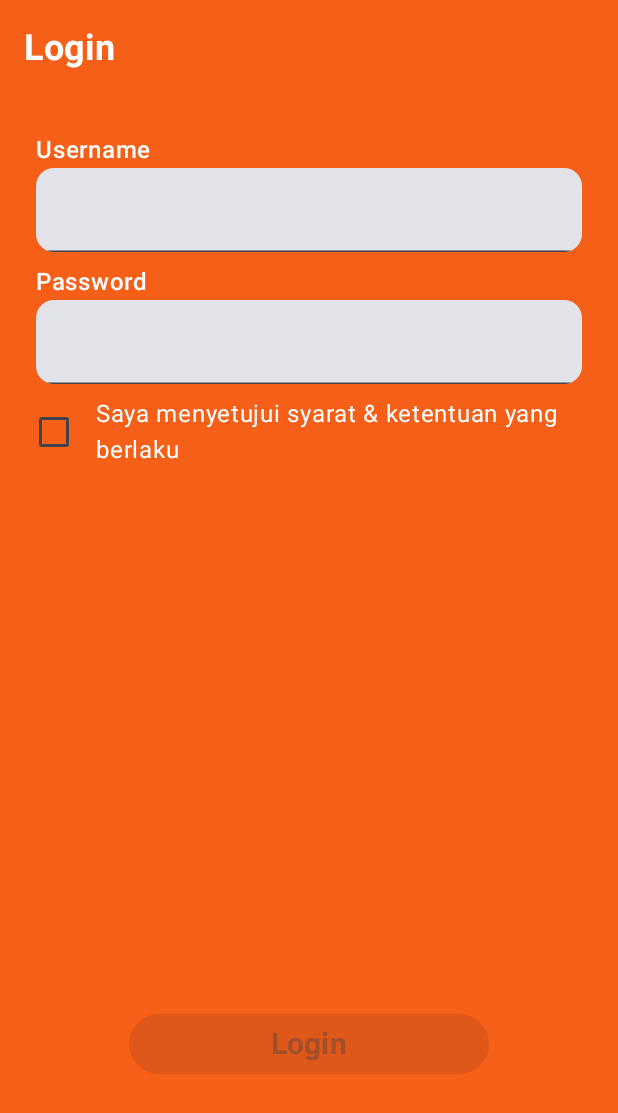
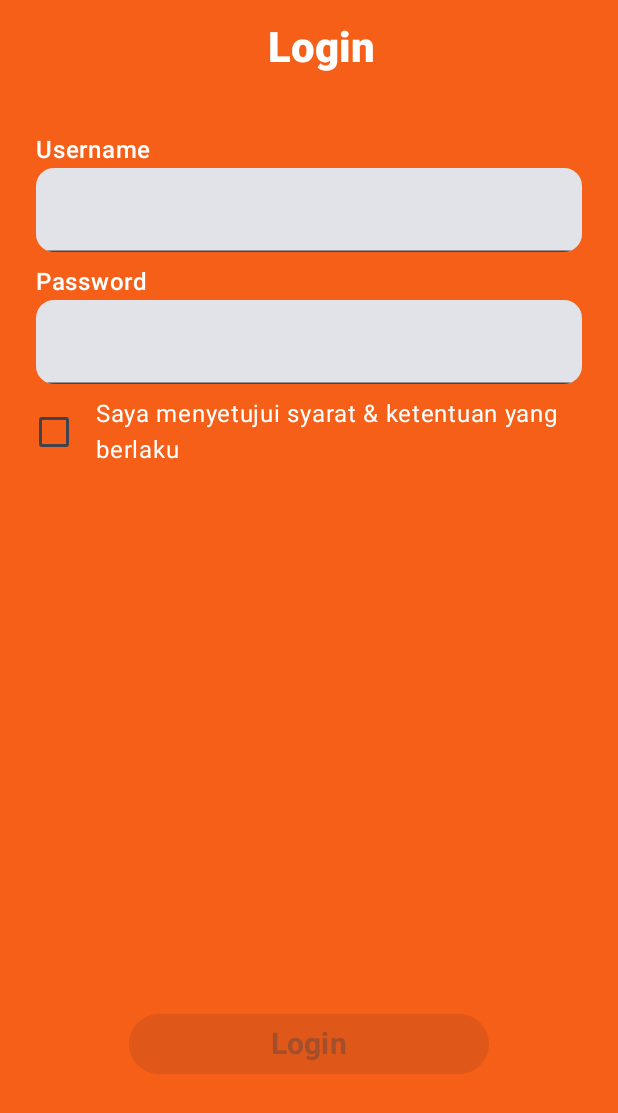
Before and after one commit to Puong206/UCP1_029, an Android app built with Jetpack Compose: the screen it shows after launch (MainActivity), on a phone screen of 412 x 824 dp. Shown: the top 1113 px of the screen. Run offline under Robolectric (Android 15) with nearby library versions, the phone set to English and light mode, and no system bars.

Commit message:
Menaikkan ukuran font dan mengubah posisi judul menjadi di tengah

```diff
--- a/app/src/main/java/com/example/ucp1/view/Login.kt
+++ b/app/src/main/java/com/example/ucp1/view/Login.kt
@@ -118,11 +118,14 @@ fun LoginPage(
             topBar ={
                 TopAppBar(colors = TopAppBarDefaults.topAppBarColors(colorResource(R.color.orange)),
                     title = {
-                        Text("Login",
-                            color = Color.White,
-                            fontSize = 24.sp,
-                            fontWeight = FontWeight.Bold
-                        )
+                        Column(modifier = Modifier.fillMaxWidth(),
+                            horizontalAlignment = Alignment.CenterHorizontally) {
+                            Text("Login",
+                                color = Color.White,
+                                fontSize = 28.sp,
+                                fontWeight = FontWeight.ExtraBold
+                            )
+                        }
                     }
                 )
             },
```
